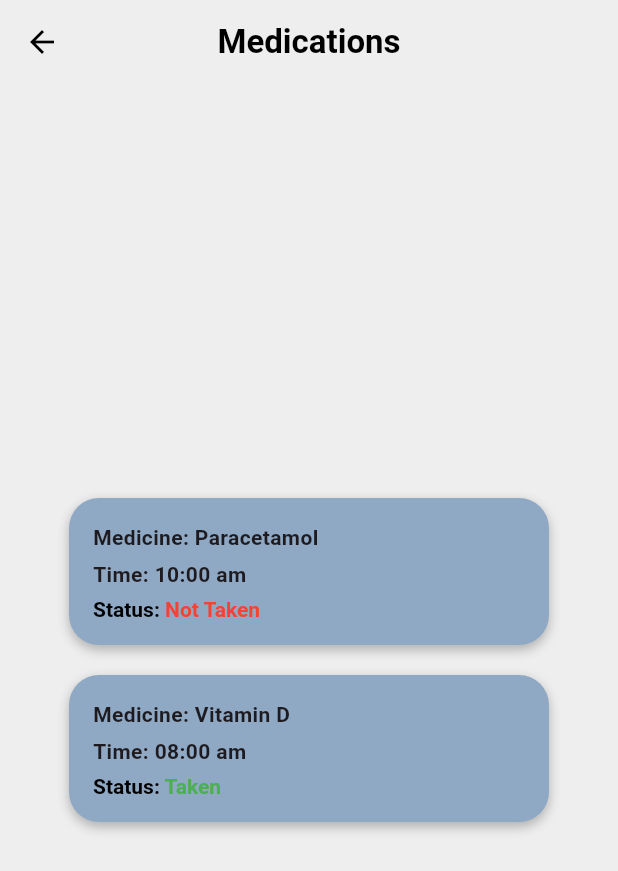
After one commit to usernamecopied550/dementia, a Flutter app: the screen it shows after launch, after a tap on "Medications", on a phone screen of 412 x 824 dp. The commit adds this screen. Shown: the top 871 px of the screen. Run offline on Flutter 3.47's test engine with Material 3 defaults, Android fonts, the phone set to English and light mode, and no system bars.

Commit message:
caregiver medications screen added

```diff
--- a/lib/screens/caregiver_homescreen.dart
+++ b/lib/screens/caregiver_homescreen.dart
@@ -1,5 +1,6 @@
 import 'package:flutter/material.dart';
-
+import 'patient_info_screen.dart';
+import 'caregiver_medications_screen.dart';
 class CaregiverHomeScreen extends StatelessWidget {
   const CaregiverHomeScreen({super.key});
 
@@ -30,6 +31,14 @@ class CaregiverHomeScreen extends StatelessWidget {
               _buildButton(
                 text: "Patient Info",
                 image: "assets/images/calendar.png",
+                onTap: () {
+                  Navigator.push(
+                    context,
+                    MaterialPageRoute(
+                      builder: (context) => const PatientInfoScreen(),
+                    ),
+                  );
+                },
               ),
 
               const SizedBox(height: 20),
@@ -38,14 +47,23 @@ class CaregiverHomeScreen extends StatelessWidget {
               _buildButton(
                 text: "Medications",
                 image: "assets/images/pill.png",
+                onTap: () {
+                  Navigator.push(
+                    context,
+                    MaterialPageRoute(
+                      builder: (context) => const CaregiverMedicationsScreen(),
+                    ),
+                  );
+                },
               ),
 
               const SizedBox(height: 20),
 
-              // Daily Tasks (your pin image)
+              // Daily Tasks
               _buildButton(
                 text: "Daily Tasks",
                 image: "assets/images/pin.png",
+                onTap: () {},
               ),
 
               const SizedBox(height: 20),
@@ -55,6 +73,7 @@ class CaregiverHomeScreen extends StatelessWidget {
                 text: "Emergency",
                 image: "assets/images/alert.png",
                 textColor: Colors.red,
+                onTap: () {},
               ),
             ],
           ),
@@ -67,8 +86,11 @@ class CaregiverHomeScreen extends StatelessWidget {
     required String text,
     required String image,
     Color textColor = Colors.black,
+    required VoidCallback onTap,
   }) {
-    return Container(
+    return GestureDetector(
+      onTap: onTap,
+      child: Container(
         padding: const EdgeInsets.symmetric(vertical: 20, horizontal: 15),
         decoration: BoxDecoration(
           color: const Color(0xFF8FAAC3),
@@ -95,6 +117,7 @@ class CaregiverHomeScreen extends StatelessWidget {
             ),
           ],
         ),
+      ),
     );
   }
 }
--- /dev/null
+++ b/lib/screens/caregiver_medications_screen.dart
@@ -0,0 +1,105 @@
+import 'package:flutter/material.dart';
+
+class CaregiverMedicationsScreen extends StatelessWidget {
+  const CaregiverMedicationsScreen({super.key});
+
+  @override
+  Widget build(BuildContext context) {
+    return Scaffold(
+      backgroundColor: Colors.grey[200],
+      appBar: AppBar(
+        title: const Text(
+          "Medications",
+          style: TextStyle(
+            fontWeight: FontWeight.bold,
+            fontSize: 22,
+          ),
+        ),
+        centerTitle: true,
+        backgroundColor: Colors.transparent,
+        elevation: 0,
+        foregroundColor: Colors.black,
+      ),
+      body: SafeArea(
+        child: Column(
+          mainAxisAlignment: MainAxisAlignment.center, // 👈 centers vertically
+          children: [
+            medicationCard(
+              medicine: "Paracetamol",
+              time: "10:00 am",
+              status: "Not Taken",
+              statusColor: Colors.red,
+            ),
+            const SizedBox(height: 20),
+            medicationCard(
+              medicine: "Vitamin D",
+              time: "08:00 am",
+              status: "Taken",
+              statusColor: Colors.green,
+            ),
+          ],
+        ),
+      ),
+    );
+  }
+
+  Widget medicationCard({
+    required String medicine,
+    required String time,
+    required String status,
+    required Color statusColor,
+  }) {
+    return Center(
+      child: Container(
+        width: 320, // 👈 perfect centered size
+        padding: const EdgeInsets.all(16),
+        decoration: BoxDecoration(
+          color: const Color(0xFF8FA9C4),
+          borderRadius: BorderRadius.circular(20),
+          boxShadow: const [
+            BoxShadow(
+              color: Colors.black26,
+              blurRadius: 6,
+              offset: Offset(0, 3),
+            ),
+          ],
+        ),
+        child: Column(
+          crossAxisAlignment: CrossAxisAlignment.start,
+          children: [
+            Text(
+              "Medicine: $medicine",
+              style: const TextStyle(fontWeight: FontWeight.bold),
+            ),
+            const SizedBox(height: 5),
+            Text(
+              "Time: $time",
+              style: const TextStyle(fontWeight: FontWeight.bold),
+            ),
+            const SizedBox(height: 5),
+            RichText(
+              text: TextSpan(
+                children: [
+                  const TextSpan(
+                    text: "Status: ",
+                    style: TextStyle(
+                      fontWeight: FontWeight.bold,
+                      color: Colors.black,
+                    ),
+                  ),
+                  TextSpan(
+                    text: status,
+                    style: TextStyle(
+                      color: statusColor,
+                      fontWeight: FontWeight.bold,
+                    ),
+                  ),
+                ],
+              ),
+            ),
+          ],
+        ),
+      ),
+    );
+  }
+}
```
Also changed, not shown: lib/screens/patient_info_screen.dart (added, +100 -0 lines). Lines whose indentation alone changed are shown as unchanged.
